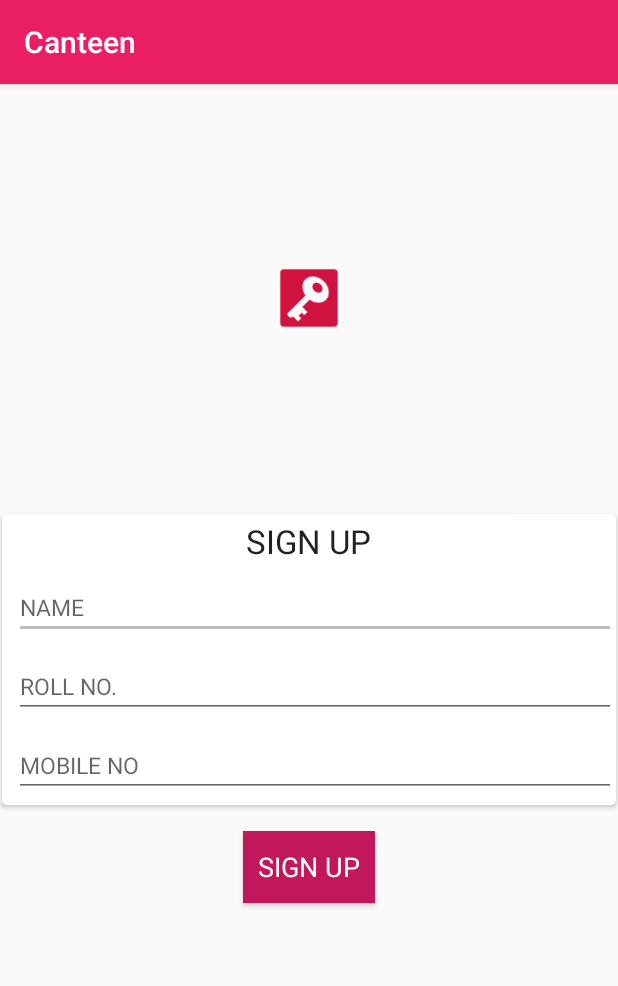
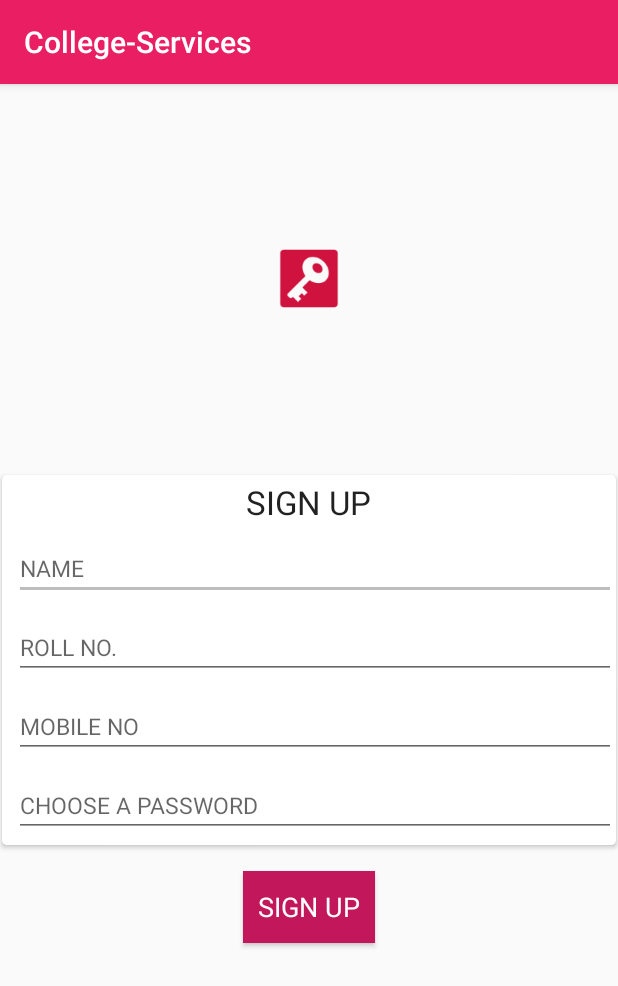
Before and after one commit to jainkuniya/college-services, an Android app: the SignUp screen opened directly, with no data from a screen before it, on a phone screen of 412 x 824 dp. Shown: the top 986 px of the screen. Run offline under Robolectric (Android 15) with nearby library versions, the phone set to English and light mode, and no system bars.

Commit message:
Password space added in Sign Up activity

```diff
--- a/app/src/main/res/layout/activity_sign_up.xml
+++ b/app/src/main/res/layout/activity_sign_up.xml
@@ -84,6 +84,18 @@
                 android:layout_marginTop="5dp"
                 android:textColor="#000000"
                 android:textSize="15dp" />
+            <EditText
+                android:id="@+id/password"
+                android:inputType="textPassword"
+                android:hint="CHOOSE A PASSWORD"
+                android:layout_width="match_parent"
+                android:layout_height="wrap_content"
+                android:layout_below="@+id/mobile"
+                android:layout_marginBottom="5dp"
+                android:layout_marginLeft="8dp"
+                android:layout_marginTop="5dp"
+                android:textColor="#000000"
+                android:textSize="15dp" />
         </RelativeLayout>
     </android.support.v7.widget.CardView>
 
--- a/app/src/main/res/values/strings.xml
+++ b/app/src/main/res/values/strings.xml
@@ -1,3 +1,3 @@
 <resources>
-    <string name="app_name">Canteen</string>
+    <string name="app_name">College-Services</string>
 </resources>
```
